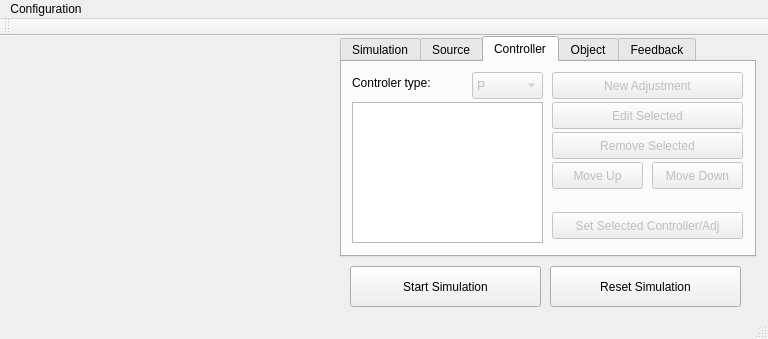
Qt form gui/mainwindow.ui (jakubbialas/PSS_lab) before a commit.
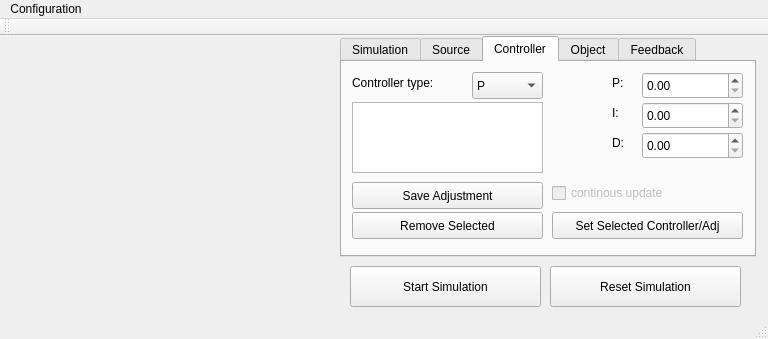
The same form after that commit. The open tabs and pages were chosen to show the change. Custom widgets are drawn as their Qt base class.

Patch:
```diff
--- a/gui/mainwindow.ui
+++ b/gui/mainwindow.ui
@@ -464,7 +464,7 @@
      </attribute>
      <widget class="QComboBox" name="comboBox">
       <property name="enabled">
-       <bool>false</bool>
+       <bool>true</bool>
       </property>
       <property name="geometry">
        <rect>
@@ -490,49 +490,33 @@
        </rect>
       </property>
       <property name="text">
-       <string>Controler type:</string>
+       <string>Controller type:</string>
       </property>
      </widget>
      <widget class="QPushButton" name="pushButton_newAdjustment">
       <property name="enabled">
-       <bool>false</bool>
+       <bool>true</bool>
       </property>
       <property name="geometry">
        <rect>
-        <x>210</x>
-        <y>10</y>
+        <x>10</x>
+        <y>120</y>
         <width>191</width>
         <height>27</height>
        </rect>
       </property>
       <property name="text">
-       <string>New Adjustment</string>
-      </property>
-     </widget>
-     <widget class="QPushButton" name="pushButton_editAdjustment">
-      <property name="enabled">
-       <bool>false</bool>
-      </property>
-      <property name="geometry">
-       <rect>
-        <x>210</x>
-        <y>40</y>
-        <width>191</width>
-        <height>27</height>
-       </rect>
-      </property>
-      <property name="text">
-       <string>Edit Selected</string>
+       <string>Save Adjustment</string>
       </property>
      </widget>
      <widget class="QPushButton" name="pushButton_removeAdjustment">
       <property name="enabled">
-       <bool>false</bool>
+       <bool>true</bool>
       </property>
       <property name="geometry">
        <rect>
-        <x>210</x>
-        <y>70</y>
+        <x>10</x>
+        <y>150</y>
         <width>191</width>
         <height>27</height>
        </rect>
@@ -543,7 +527,7 @@
      </widget>
      <widget class="QPushButton" name="pushButton_setAdjustment">
       <property name="enabled">
-       <bool>false</bool>
+       <bool>true</bool>
       </property>
       <property name="geometry">
        <rect>
@@ -557,48 +541,165 @@
        <string>Set Selected Controller/Adj</string>
       </property>
      </widget>
-     <widget class="QPushButton" name="pushButton_moveUpAdjustment">
-      <property name="enabled">
-       <bool>false</bool>
-      </property>
-      <property name="geometry">
-       <rect>
-        <x>210</x>
-        <y>100</y>
-        <width>91</width>
-        <height>27</height>
-       </rect>
-      </property>
-      <property name="text">
-       <string>Move Up</string>
-      </property>
-     </widget>
-     <widget class="QPushButton" name="pushButton_moveDownAdjustment">
-      <property name="enabled">
-       <bool>false</bool>
-      </property>
-      <property name="geometry">
-       <rect>
-        <x>310</x>
-        <y>100</y>
-        <width>91</width>
-        <height>27</height>
-       </rect>
-      </property>
-      <property name="text">
-       <string>Move Down</string>
-      </property>
-     </widget>
      <widget class="QListWidget" name="listWidget_adjustments">
       <property name="geometry">
        <rect>
         <x>10</x>
         <y>40</y>
         <width>191</width>
-        <height>141</height>
+        <height>71</height>
        </rect>
       </property>
      </widget>
+     <widget class="QCheckBox" name="checkBox">
+      <property name="enabled">
+       <bool>false</bool>
+      </property>
+      <property name="geometry">
+       <rect>
+        <x>210</x>
+        <y>120</y>
+        <width>191</width>
+        <height>22</height>
+       </rect>
+      </property>
+      <property name="text">
+       <string>continous update</string>
+      </property>
+     </widget>
+     <widget class="QStackedWidget" name="stackedWidget_controllerValues">
+      <property name="geometry">
+       <rect>
+        <x>210</x>
+        <y>10</y>
+        <width>191</width>
+        <height>101</height>
+       </rect>
+      </property>
+      <property name="currentIndex">
+       <number>0</number>
+      </property>
+      <widget class="QWidget" name="P">
+       <widget class="QDoubleSpinBox" name="doubleSpinBox_controllerPP">
+        <property name="enabled">
+         <bool>true</bool>
+        </property>
+        <property name="geometry">
+         <rect>
+          <x>90</x>
+          <y>0</y>
+          <width>101</width>
+          <height>27</height>
+         </rect>
+        </property>
+        <property name="maximum">
+         <double>2000.000000000000000</double>
+        </property>
+       </widget>
+       <widget class="QLabel" name="label_11">
+        <property name="geometry">
+         <rect>
+          <x>60</x>
+          <y>0</y>
+          <width>21</width>
+          <height>21</height>
+         </rect>
+        </property>
+        <property name="text">
+         <string>P:</string>
+        </property>
+       </widget>
+      </widget>
+      <widget class="QWidget" name="PID">
+       <widget class="QDoubleSpinBox" name="doubleSpinBox_controllerPIDP">
+        <property name="enabled">
+         <bool>true</bool>
+        </property>
+        <property name="geometry">
+         <rect>
+          <x>90</x>
+          <y>0</y>
+          <width>101</width>
+          <height>27</height>
+         </rect>
+        </property>
+        <property name="maximum">
+         <double>2000.000000000000000</double>
+        </property>
+       </widget>
+       <widget class="QDoubleSpinBox" name="doubleSpinBox_controllerPIDI">
+        <property name="enabled">
+         <bool>true</bool>
+        </property>
+        <property name="geometry">
+         <rect>
+          <x>90</x>
+          <y>30</y>
+          <width>101</width>
+          <height>27</height>
+         </rect>
+        </property>
+        <property name="maximum">
+         <double>2000.000000000000000</double>
+        </property>
+       </widget>
+       <widget class="QDoubleSpinBox" name="doubleSpinBox_controllerPIDD">
+        <property name="enabled">
+         <bool>true</bool>
+        </property>
+        <property name="geometry">
+         <rect>
+          <x>90</x>
+          <y>60</y>
+          <width>101</width>
+          <height>27</height>
+         </rect>
+        </property>
+        <property name="maximum">
+         <double>2000.000000000000000</double>
+        </property>
+       </widget>
+       <widget class="QLabel" name="label_12">
+        <property name="geometry">
+         <rect>
+          <x>60</x>
+          <y>0</y>
+          <width>21</width>
+          <height>21</height>
+         </rect>
+        </property>
+        <property name="text">
+         <string>P:</string>
+        </property>
+       </widget>
+       <widget class="QLabel" name="label_13">
+        <property name="geometry">
+         <rect>
+          <x>60</x>
+          <y>30</y>
+          <width>21</width>
+          <height>21</height>
+         </rect>
+        </property>
+        <property name="text">
+         <string>I:</string>
+        </property>
+       </widget>
+       <widget class="QLabel" name="label_14">
+        <property name="geometry">
+         <rect>
+          <x>60</x>
+          <y>60</y>
+          <width>21</width>
+          <height>21</height>
+         </rect>
+        </property>
+        <property name="text">
+         <string>D:</string>
+        </property>
+       </widget>
+      </widget>
+     </widget>
     </widget>
     <widget class="QWidget" name="tab_object">
      <attribute name="title">
```
Left out of the diff: 41 changed lines with no effect on the pictures.
